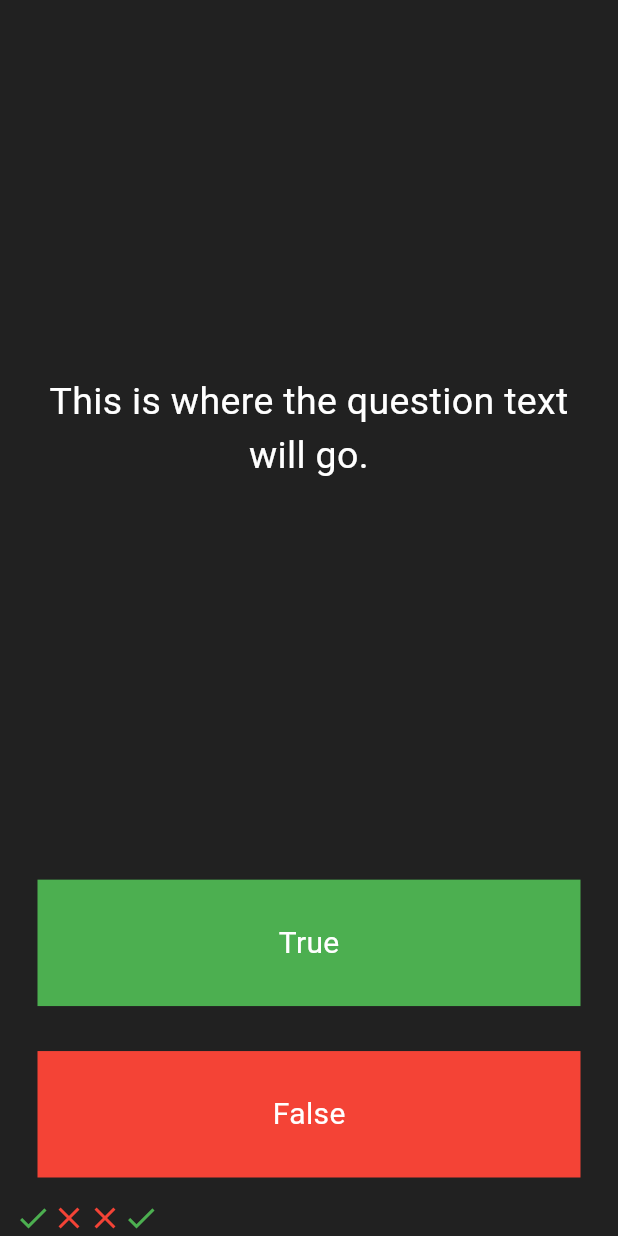
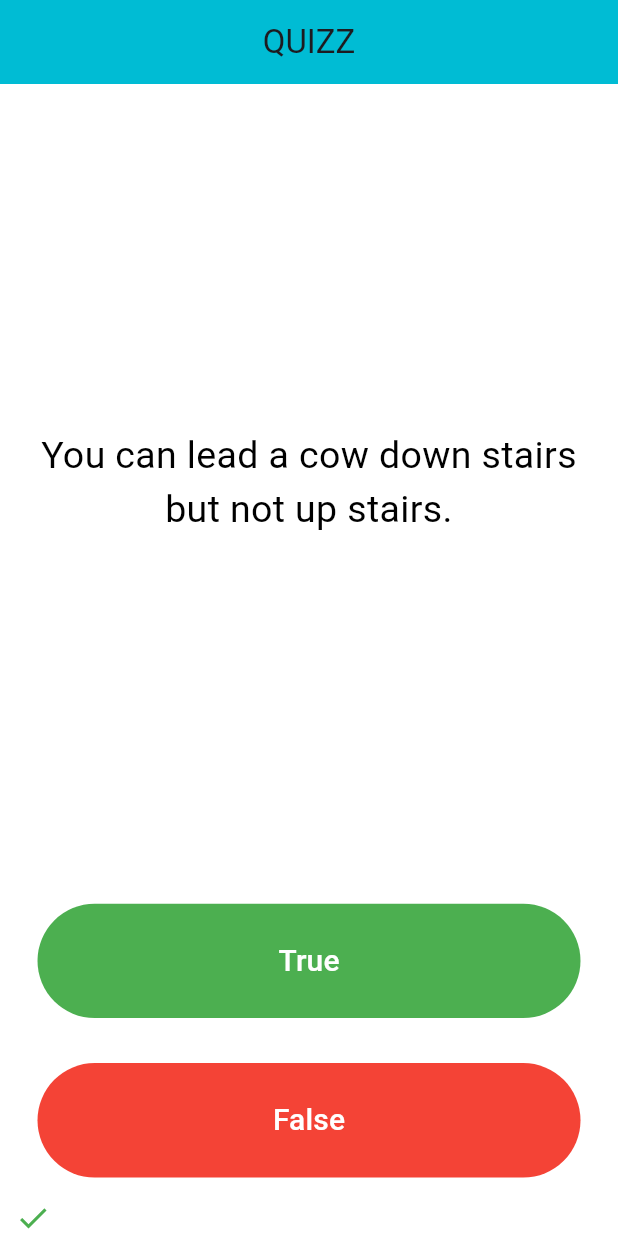
Before and after one commit to shashank8904/quizz_app, a Flutter app: the screen it shows after launch, after a tap on "True", on a phone screen of 412 x 824 dp. Run offline on Flutter 3.47's test engine with Material 3 defaults, Android fonts, the phone set to English and light mode, and no system bars; our stand-ins replace rflutter_alert.

Commit message:
first commit

```diff
--- a/lib/main.dart
+++ b/lib/main.dart
@@ -1,4 +1,10 @@
 import 'package:flutter/material.dart';
+//TODO: Step 2 - Import the rFlutter_Alert package here.
+import 'package:rflutter_alert/rflutter_alert.dart';
+
+import 'quiz_brain.dart';
+
+QuizBrain quizBrain = QuizBrain();
 
 void main() => runApp(Quizzler());
 
@@ -8,7 +14,15 @@ class Quizzler extends StatelessWidget {
     return MaterialApp(
       debugShowCheckedModeBanner: false,
       home: Scaffold(
-        backgroundColor: Colors.grey.shade900,
+        backgroundColor: Colors.white,
+        appBar: AppBar(
+          backgroundColor: Colors.cyan,
+          title: Title(
+            color: Colors.black,
+            child: Text('QUIZZ'),
+          ),
+          centerTitle: true,
+        ),
         body: SafeArea(
           child: Padding(
             padding: EdgeInsets.symmetric(horizontal: 10.0),
@@ -26,24 +40,37 @@ class QuizPage extends StatefulWidget {
 }
 
 class _QuizPageState extends State<QuizPage> {
-  List<Icon> Scorekeeper = [
-    Icon(
+  List<Icon> scoreKeeper = [];
+
+  void checkAnswer(bool userPickedAnswer) {
+    bool correctAnswer = quizBrain.getCorrectAnswer();
+
+    setState(() {
+      if (quizBrain.isFinished()) {
+        Alert(
+          context: context,
+          title: 'Finished!',
+          desc: 'You\'ve reached the end of the quiz.',
+        ).show();
+
+        quizBrain.reset();
+        scoreKeeper = [];
+      } else {
+        if (userPickedAnswer == correctAnswer) {
+          scoreKeeper.add(Icon(
             Icons.check,
             color: Colors.green,
-    ),
-    Icon(
+          ));
+        } else {
+          scoreKeeper.add(Icon(
             Icons.close,
             color: Colors.red,
-    ),
-    Icon(
-      Icons.close,
-      color: Colors.red,
-    ),
-    Icon(
-      Icons.check,
-      color: Colors.green,
-    ),
-  ];
+          ));
+        }
+        quizBrain.nextQuestion();
+      }
+    });
+  }
 
   @override
   Widget build(BuildContext context) {
@@ -57,11 +84,11 @@ class _QuizPageState extends State<QuizPage> {
             padding: EdgeInsets.all(10.0),
             child: Center(
               child: Text(
-                'This is where the question text will go.',
+                quizBrain.getQuestionText(),
                 textAlign: TextAlign.center,
                 style: TextStyle(
                   fontSize: 25.0,
-                  color: Colors.white,
+                  color: Colors.black,
                 ),
               ),
             ),
@@ -70,13 +97,10 @@ class _QuizPageState extends State<QuizPage> {
         Expanded(
           child: Padding(
             padding: EdgeInsets.all(15.0),
-            child: GestureDetector(
-              onTap: () {
-                // The user picked true.
-              },
-              child: Container(
-                color: Colors.green,
-                child: Center(
+            child: TextButton(
+              style: TextButton.styleFrom(
+                backgroundColor: Colors.green,
+              ),
               child: Text(
                 'True',
                 style: TextStyle(
@@ -84,51 +108,36 @@ class _QuizPageState extends State<QuizPage> {
                   fontSize: 20.0,
                 ),
               ),
-                ),
-              ),
+              onPressed: () {
+                checkAnswer(true);
+              },
             ),
           ),
         ),
         Expanded(
           child: Padding(
             padding: EdgeInsets.all(15.0),
-            child: GestureDetector(
-              onTap: () {
-                setState(() {
-                  Scorekeeper.add(
-                    Icon(
-                      Icons.close,
-                      color: Colors.red,
+            child: TextButton(
+              style: TextButton.styleFrom(
+                backgroundColor: Colors.red,
               ),
-                  );
-                });
-              },
-              child: Container(
-                color: Colors.red,
-                child: Center(
               child: Text(
                 'False',
                 style: TextStyle(
+                  color: Colors.white,
                   fontSize: 20.0,
-                      color: Colors.white,
+                ),
+              ),
+              onPressed: () {
+                checkAnswer(false);
+              },
             ),
           ),
         ),
-              ),
-            ),
-          ),
-        ),
-        //TODO: Add a Row here as your score keeper
         Row(
-          children: Scorekeeper,
+          children: scoreKeeper,
         ),
       ],
     );
   }
 }
-
-/*
-question1: 'You can lead a cow down stairs but not up stairs.', false,
-question2: 'Approximately one quarter of human bones are in the feet.', true,
-question3: 'A slug\'s blood is green.', true,
-*/
--- /dev/null
+++ b/lib/question.dart
@@ -0,0 +1,6 @@
+class Question {
+  String questionText;
+  bool questionAnswer;
+
+  Question(this.questionText, this.questionAnswer);
+}
--- /dev/null
+++ b/lib/quiz_brain.dart
@@ -0,0 +1,60 @@
+import 'question.dart';
+
+class QuizBrain {
+  int _questionNumber = 0;
+
+  final List<Question> _questionBank = [
+    Question('Some cats are actually allergic to humans', true),
+    Question('You can lead a cow down stairs but not up stairs.', false),
+    Question('Approximately one quarter of human bones are in the feet.', true),
+    Question('A slug\'s blood is green.', true),
+    Question('Buzz Aldrin\'s mother\'s maiden name was "Moon".', true),
+    Question('It is illegal to pee in the Ocean in Portugal.', true),
+    Question(
+        'No piece of square dry paper can be folded in half more than 7 times.',
+        false),
+    Question(
+        'In London, UK, if you happen to die in the House of Parliament, you are technically entitled to a state funeral, because the building is considered too sacred a place.',
+        true),
+    Question(
+        'The loudest sound produced by any animal is 188 decibels. That animal is the African Elephant.',
+        false),
+    Question(
+        'The total surface area of two human lungs is approximately 70 square metres.',
+        true),
+    Question('Google was originally called "Backrub".', true),
+    Question(
+        'Chocolate affects a dog\'s heart and nervous system; a few ounces are enough to kill a small dog.',
+        true),
+    Question(
+        'In West Virginia, USA, if you accidentally hit an animal with your car, you are free to take it home to eat.',
+        true),
+  ];
+
+  void nextQuestion() {
+    if (_questionNumber < _questionBank.length - 1) {
+      _questionNumber++;
+    }
+  }
+
+  String getQuestionText() {
+    return _questionBank[_questionNumber].questionText;
+  }
+
+  bool getCorrectAnswer() {
+    return _questionBank[_questionNumber].questionAnswer;
+  }
+
+  bool isFinished() {
+    if (_questionNumber >= _questionBank.length - 1) {
+      print('Now returning true');
+      return true;
+    } else {
+      return false;
+    }
+  }
+
+  void reset() {
+    _questionNumber = 0;
+  }
+}
```
Also changed, not shown: pubspec.yaml (+3 -6 lines), pubspec.lock. Lines whose indentation alone changed are shown as unchanged.
